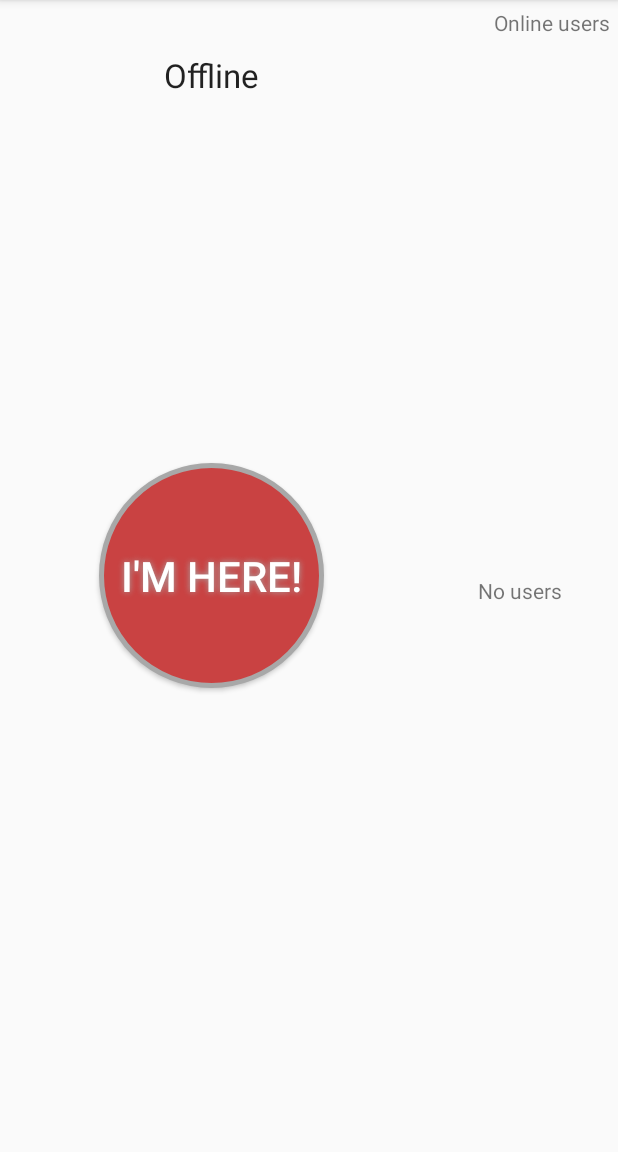
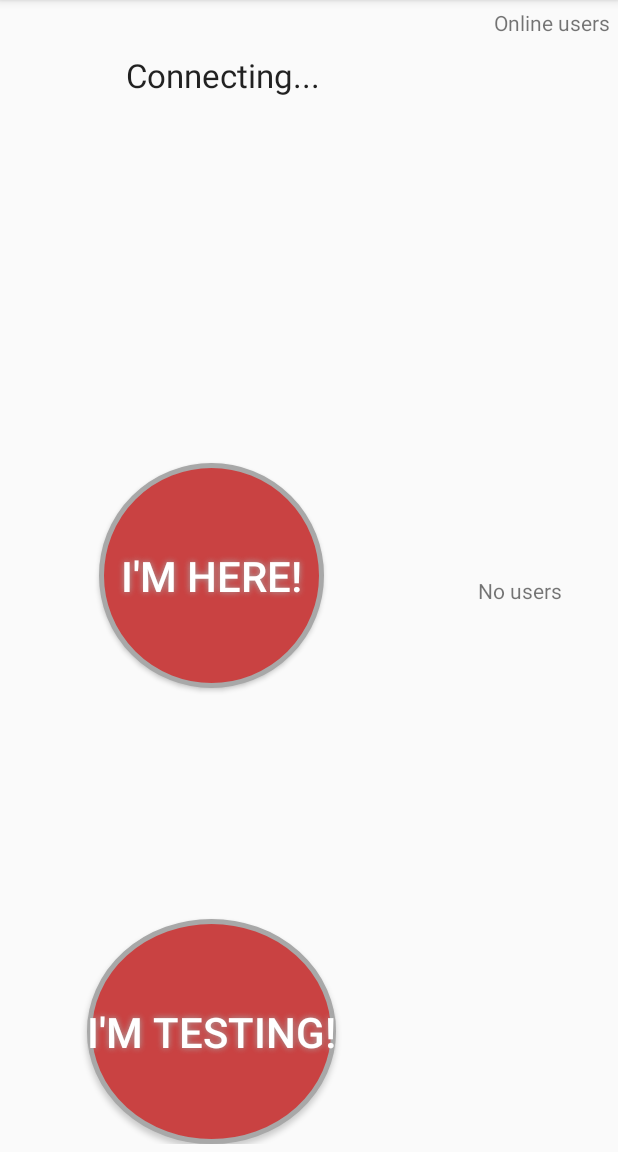
Before and after one commit to Nexen23/I_am_here, an Android app: the screen it shows after launch (ImhereActivity), after a tap on an icon or button, on a phone screen of 412 x 824 dp, the part 84-1236 px from its top. Run offline under Robolectric (Android 15) with nearby library versions, the phone set to English and light mode, and no system bars; libraries missing offline, so code that uses them is left out: com.parse, com.pubnub.api; 6 statements that could not run were skipped.

Commit message:
trying to make Imhere Button with manifold views

```diff
--- a/app/src/main/java/alex/imhere/activity/model/ImhereModel.java
+++ b/app/src/main/java/alex/imhere/activity/model/ImhereModel.java
@@ -89,6 +89,11 @@ public class ImhereModel extends AbstractModel {
 		channel.connect();
 		// TODO: 18.08.2015 log exception
 
+		List<Session> onlineUsers = api.getOnlineUsers(currentSession);
+		for (Session session : onlineUsers) {
+			onlineUsersSet.add(session, session.getAliveTo());
+		}
+
 		timerTask = new TimerTask() {
 			@Override
 			public void run() {
@@ -97,11 +102,6 @@ public class ImhereModel extends AbstractModel {
 			}
 		};
 		timer.schedule(timerTask, currentSession.getAliveTo().toDate());
-
-		List<Session> onlineUsers = api.getOnlineUsers(currentSession);
-		for (Session session : onlineUsers) {
-			onlineUsersSet.add(session, session.getAliveTo());
-		}
 
 		notifyDataChanged();
 
--- a/app/src/main/java/alex/imhere/fragment/StatusFragment.java
+++ b/app/src/main/java/alex/imhere/fragment/StatusFragment.java
@@ -59,6 +59,16 @@ public class StatusFragment extends Fragment implements AbstractView {
 		tvTimer = (TextView) view.findViewById(R.id.tv_timer);
 		imhererButton = (Button) view.findViewById(R.id.b_imhere);
 
+		tsStatus.setAnimateFirstView(false);
+		TextView tvSessionDead = (TextView) inflater.inflate(R.layout.textview_status, null);
+		tvSessionDead.setText("Offline");
+		tsStatus.addView(tvSessionDead);
+		tsStatus.showNext();
+
+		TextView tvSessionAlive = (TextView) inflater.inflate(R.layout.textview_status, null);
+		tvSessionAlive.setText("Online");
+		tsStatus.addView(tvSessionAlive);
+
 		imhererButton.setOnClickListener(new View.OnClickListener() {
 			@Override
 			public void onClick(View v) {
@@ -68,12 +78,14 @@ public class StatusFragment extends Fragment implements AbstractView {
 						@Override
 						public void run() {
 							imhererButton.setEnabled(false);
+							tsStatus.setText("   Connecting...");
 						}
 					});
 					UiRunnable onPostExecute = new UiRunnable(uiHandler, new Runnable() {
 						@Override
 						public void run() {
 							imhererButton.setEnabled(true);
+							//imhererButton.animate().setDuration(700).rotationX(180f).start();
 						}
 					});
 
@@ -82,18 +94,6 @@ public class StatusFragment extends Fragment implements AbstractView {
 				}
 			}
 		});
-
-
-		tsStatus.setAnimateFirstView(false);
-
-		TextView tvSessionDead = (TextView) inflater.inflate(R.layout.textview_status, null);
-		tvSessionDead.setText("Offline");
-		tsStatus.addView(tvSessionDead);
-		tsStatus.showNext();
-
-		TextView tvSessionAlive = (TextView) inflater.inflate(R.layout.textview_status, null);
-		tvSessionAlive.setText("Online");
-		tsStatus.addView(tvSessionAlive);
 
 		return view;
 	}
@@ -132,7 +132,11 @@ public class StatusFragment extends Fragment implements AbstractView {
 
 	private void updateStatus(boolean statusChanged, boolean currentSessionIsAlive) {
 		if (statusChanged) {
-			tsStatus.showNext();
+			if (currentSessionIsAlive) {
+				tsStatus.setText("Online");
+			} else {
+				tsStatus.setText("Offline");
+			}
 		}
 	}
 
--- a/app/src/main/res/drawable/button_imhere_off.xml
+++ b/app/src/main/res/drawable/button_imhere_off.xml
@@ -2,12 +2,20 @@
 <selector xmlns:android="http://schemas.android.com/apk/res/android">
 
 	<item
+		android:state_pressed="true"
+		android:drawable="@drawable/button_imhere_off_pressed" />
+
+	<item
 		android:state_enabled="false"
 		android:drawable="@drawable/button_imhere_off_disabled" />
+
+	<!--<item
+		android:state_focused="true"
+		android:drawable="@drawable/button_imhere_off_pressed" />
 	<item
-		android:state_pressed="true"
-		android:state_enabled="true"
-		android:drawable="@drawable/button_imhere_off_pressed" />
+		android:state_hovered="true"
+		android:drawable="@drawable/button_imhere_off_pressed" />-->
+
 	<item
 		android:drawable="@drawable/button_imhere_off_default" />
 	<!--<item
--- a/app/src/main/res/drawable/button_imhere_off_default.xml
+++ b/app/src/main/res/drawable/button_imhere_off_default.xml
@@ -2,15 +2,12 @@
 <shape xmlns:android="http://schemas.android.com/apk/res/android"
 	   android:shape="oval">
 
-	<!--<corners
-		android:radius="100dp"/>-->
-
 	<solid
 		android:color="#C94242"/>
 
-	<!--<size
-		android:width="150dp"
-		android:height="150dp"/>-->
+	<size
+		android:width="@dimen/button_imhere_size_default"
+		android:height="@dimen/button_imhere_size_default"/>
 
 	<stroke
 		android:width="3dp"
--- a/app/src/main/res/drawable/button_imhere_off_disabled.xml
+++ b/app/src/main/res/drawable/button_imhere_off_disabled.xml
@@ -2,18 +2,15 @@
 <shape xmlns:android="http://schemas.android.com/apk/res/android"
 	   android:shape="oval">
 
-	<corners
-		android:radius="100dp"/>
-
 	<solid
-		android:color="#4D4D4D"/>
+		android:color="#BDBDBD"/>
 
 	<size
-		android:width="150dp"
-		android:height="150dp"/>
+		android:width="@dimen/button_imhere_size_default"
+		android:height="@dimen/button_imhere_size_default" />
 
 	<stroke
-		android:width="3dp"
-		android:color="#A8A8A8"/>
+		android:width="2dp"
+		android:color="#232323"/>
 
 </shape>
--- a/app/src/main/res/drawable/button_imhere_off_pressed.xml
+++ b/app/src/main/res/drawable/button_imhere_off_pressed.xml
@@ -2,18 +2,15 @@
 <shape xmlns:android="http://schemas.android.com/apk/res/android"
 	   android:shape="oval">
 
-	<corners
-		android:radius="100dp"/>
-
 	<solid
-		android:color="#C94242"/>
+		android:color="#A92222"/>
 
 	<size
-		android:width="130dp"
-		android:height="130dp"/>
+		android:width="@dimen/button_imhere_size_pressed"
+		android:height="@dimen/button_imhere_size_pressed" />
 
 	<stroke
-		android:width="3dp"
-		android:color="#A8A8A8"/>
+		android:width="4dp"
+		android:color="#B8B8B8"/>
 
 </shape>
--- a/app/src/main/res/layout/activity_main.xml
+++ b/app/src/main/res/layout/activity_main.xml
@@ -29,7 +29,7 @@
         android:layout_height="match_parent"
         android:id="@+id/fl_fragment_users"
         android:layout_alignWithParentIfMissing="false"
-        android:clickable="true"
+        android:clickable="false"
         android:padding="@dimen/default_padding"
         android:layout_alignParentTop="true"
         android:layout_alignParentStart="false"
--- a/app/src/main/res/layout/fragment_status.xml
+++ b/app/src/main/res/layout/fragment_status.xml
@@ -5,15 +5,17 @@
              tools:context=".ImhereFragment">
 
     <Button
-        android:layout_width="150dp"
-        android:layout_height="150dp"
         android:text="I&apos;m here!"
         android:id="@+id/b_imhere"
-        android:layout_gravity="center"
-        android:clickable="true"
         style="@style/button_imhere"
-        android:textColor="@color/button_imhere_selector"
         android:layout_centerVertical="true"
+        android:layout_centerHorizontal="true"/>
+
+    <Button
+        android:text="I&apos;m TESTING!"
+        android:id="@+id/b_test"
+        style="@style/button_imhere"
+        android:layout_alignParentBottom="true"
         android:layout_centerHorizontal="true"/>
 
     <TextSwitcher
@@ -26,7 +28,8 @@
         android:layout_centerHorizontal="true"
         android:layout_marginTop="30dp"
         android:inAnimation="@anim/push_up_in"
-        android:outAnimation="@anim/push_up_out" />
+        android:outAnimation="@anim/push_up_out">
+    </TextSwitcher>
 
     <TextView
         android:layout_width="wrap_content"
@@ -36,4 +39,5 @@
         android:id="@+id/tv_timer"
         android:layout_below="@+id/ts_status"
         android:layout_centerHorizontal="true"/>
+
 </RelativeLayout>
--- a/app/src/main/res/layout/textview_status.xml
+++ b/app/src/main/res/layout/textview_status.xml
@@ -4,4 +4,5 @@
 		  android:layout_height="match_parent"
 		  android:textAppearance="?android:attr/textAppearanceLarge"
 
-	/>
+		  android:gravity="center"
+		  android:id="@+id/l_tv_status"/>
--- a/app/src/main/res/values/dimens.xml
+++ b/app/src/main/res/values/dimens.xml
@@ -7,4 +7,7 @@
     <dimen name="fragment_users_margin">-130dp</dimen>
 
     <dimen name="default_padding">5dp</dimen>
+
+    <dimen name="button_imhere_size_default">150dp</dimen>
+    <dimen name="button_imhere_size_pressed">140dp</dimen>
 </resources>
--- a/app/src/main/res/values/styles.xml
+++ b/app/src/main/res/values/styles.xml
@@ -6,10 +6,15 @@
     </style>
 
     <style name="button_imhere">
-        <item name="android:text">I am here!</item>
         <item name="android:textSize">28sp</item>
         <item name="android:gravity">center</item>
 
+        <item name="android:layout_width">wrap_content</item>
+        <item name="android:layout_height">wrap_content</item>
+        <!--<item name="android:layout_width">150dp</item>
+        <item name="android:layout_height">150dp</item>-->
+
+        <item name="android:textColor">@color/button_imhere_selector</item>
         <item name="android:background">@drawable/button_imhere_off</item>
 
         <item name="android:shadowColor">#A8A8A8</item>
```
